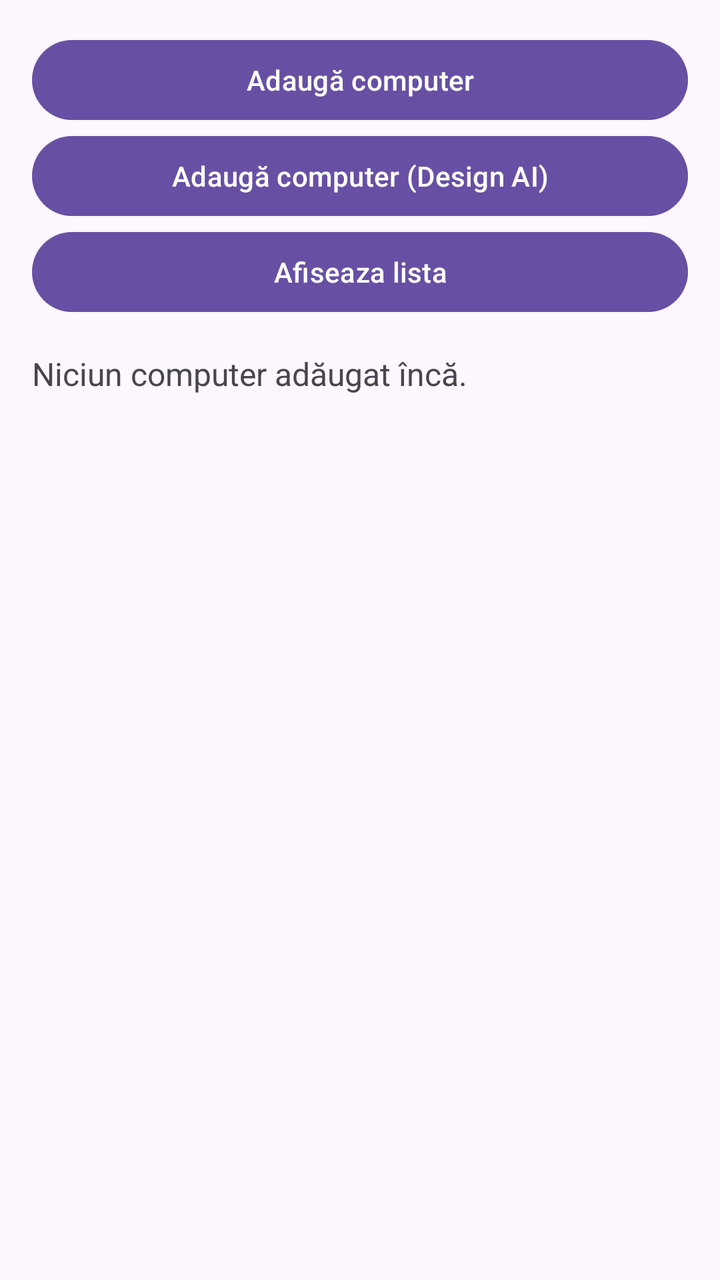
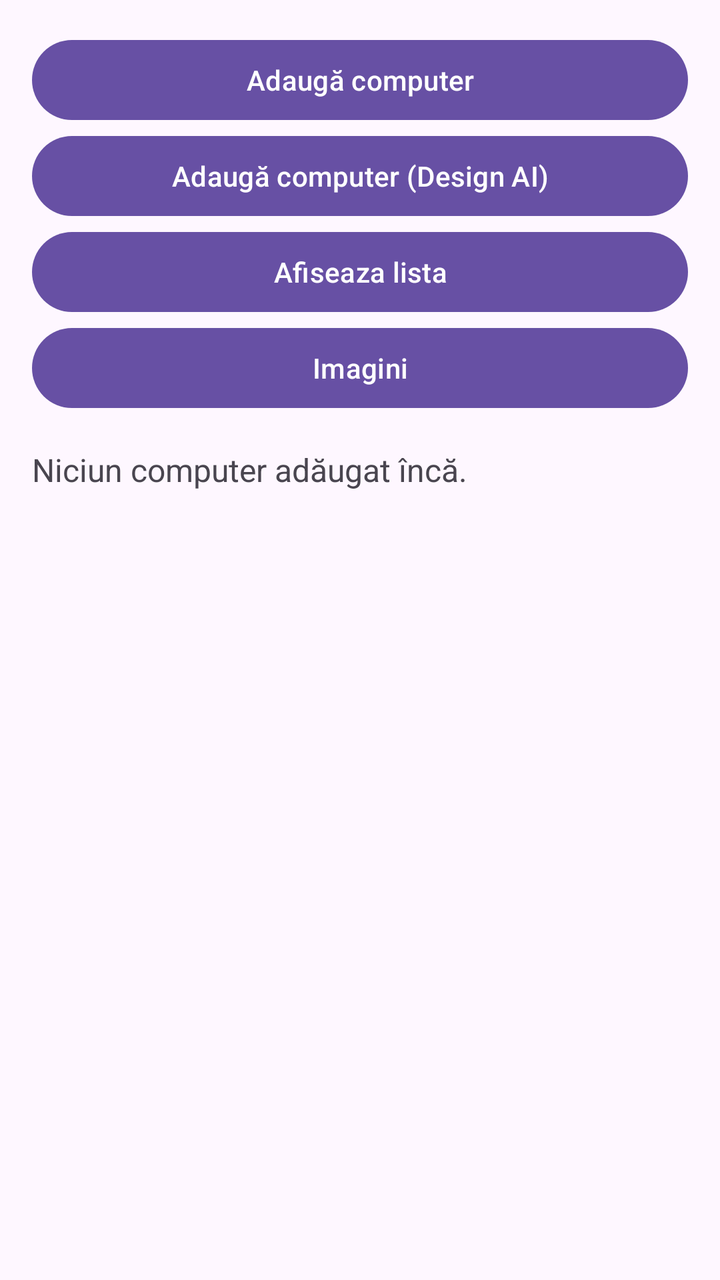

The first picture is an Android layout as it rendered before a commit; the second is the same layout after the commit. The layout source and the unified diff follow.
<!-- AndroidManifest.xml: application theme Theme.Catalin_Remus_Antonio_DAM2026 -->
<!-- res/layout/activity_main_s4.xml -->
<?xml version="1.0" encoding="utf-8"?>
<LinearLayout xmlns:android="http://schemas.android.com/apk/res/android"
    xmlns:tools="http://schemas.android.com/tools"
    android:id="@+id/main"
    android:layout_width="match_parent"
    android:layout_height="match_parent"
    android:orientation="vertical"
    android:padding="16dp"
    tools:context=".MainActivity_S4">

    <Button
        android:layout_width="match_parent"
        android:layout_height="wrap_content"
        android:onClick="deschideAdaugare"
        android:text="@string/adauga_computer" />

    <Button
        android:layout_width="match_parent"
        android:layout_height="wrap_content"
        android:onClick="deschideAdaugareAI"
        android:text="@string/adaug_computer" />

    <Button
        android:layout_width="match_parent"
        android:layout_height="wrap_content"
        android:onClick="deschideLista"
        android:text="@string/afiseaza_lista" />

    <TextView
        android:id="@+id/tv_rezultat"
        android:layout_width="match_parent"
        android:layout_height="wrap_content"
        android:layout_marginTop="16dp"
        android:text="@string/niciun_computer_ad_ugat_nc"
        android:textSize="16sp" />


</LinearLayout>
<!-- resources referenced by this layout -->
<resources>
  <string name="adaug_computer">Adaugă computer (Design AI)</string>
  <string name="adauga_computer">Adaugă computer</string>
  <string name="afiseaza_lista">Afiseaza lista</string>
  <string name="niciun_computer_ad_ugat_nc">Niciun computer adăugat încă.</string>
  <style name="Theme.Catalin_Remus_Antonio_DAM2026" parent="Base.Theme.Catalin_Remus_Antonio_DAM2026" />
  <style name="Base.Theme.Catalin_Remus_Antonio_DAM2026" parent="Theme.Material3.DayNight.NoActionBar">
          
          
      </style>
</resources>

<!-- the commit's change to res/layout/activity_main_s4.xml (unified diff, before → after) -->
@@ -26,6 +26,12 @@
         android:onClick="deschideLista"
         android:text="@string/afiseaza_lista" />
 
+    <Button
+        android:layout_width="match_parent"
+        android:layout_height="wrap_content"
+        android:onClick="deschideListaImagini"
+        android:text="@string/imagini" />
+
     <TextView
         android:id="@+id/tv_rezultat"
         android:layout_width="match_parent"
<!-- resource entries referenced after the edit -->
@@ -3,6 +3,7 @@
   <string name="adaug_computer">Adaugă computer (Design AI)</string>
   <string name="adauga_computer">Adaugă computer</string>
   <string name="afiseaza_lista">Afiseaza lista</string>
+  <string name="imagini">Imagini</string>
   <string name="niciun_computer_ad_ugat_nc">Niciun computer adăugat încă.</string>
   <style name="Theme.Catalin_Remus_Antonio_DAM2026" parent="Base.Theme.Catalin_Remus_Antonio_DAM2026" />
   <style name="Base.Theme.Catalin_Remus_Antonio_DAM2026" parent="Theme.Material3.DayNight.NoActionBar">
